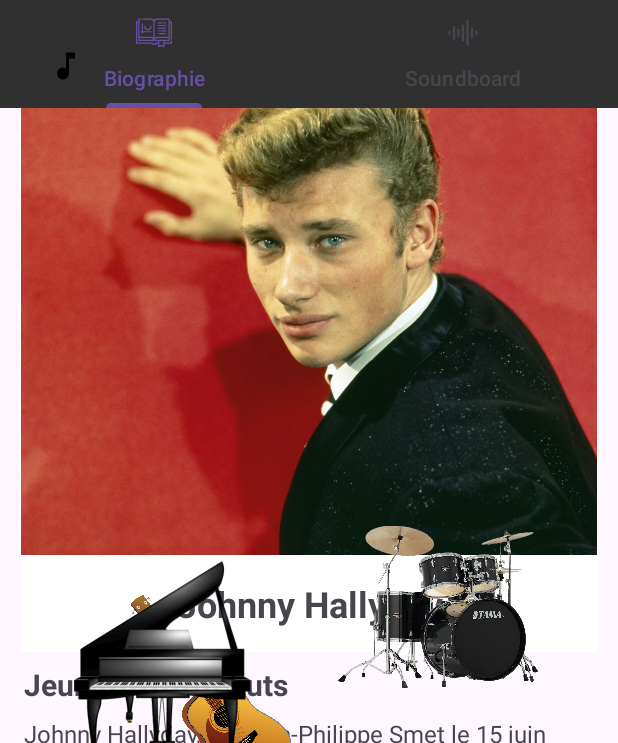
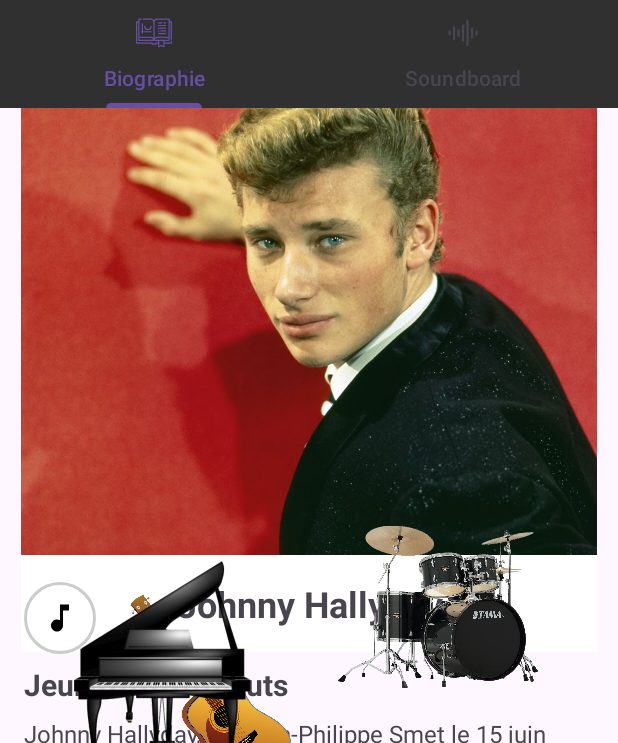
Before and after one commit to rosignol08/android_studio_app, an Android app built with Jetpack Compose: the screen it shows after launch (MainActivity), on a phone screen of 412 x 824 dp. Shown: the top 743 px of the screen. Run offline under Robolectric (Android 15) with nearby library versions, the phone set to English and light mode, and no system bars; pictures from the network do not load.

Commit message:
bouton re reset bien

```diff
--- /dev/null
+++ b/app/src/main/res/drawable/circle_background.xml
@@ -0,0 +1,7 @@
+<shape xmlns:android="http://schemas.android.com/apk/res/android">
+    <solid android:color="#FFFFFF" /> <!-- Couleur blanche -->
+    <corners android:radius="24dp" /> <!-- Rond -->
+    <stroke
+        android:width="2dp"
+        android:color="#CCCCCC" /> <!-- Optionnel : bordure grise -->
+</shape>
--- a/app/src/main/res/layout/activity_main.xml
+++ b/app/src/main/res/layout/activity_main.xml
@@ -53,13 +53,14 @@
         android:visibility="gone" />
     <ImageButton
         android:id="@+id/resetButton"
-        android:layout_width="56dp"
-        android:layout_height="56dp"
+        android:layout_width="48dp"
+        android:layout_height="48dp"
+        android:layout_margin="16dp"
+        android:background="@drawable/circle_background"
         android:src="@drawable/ic_reset"
-        android:background="@android:color/transparent"
-        android:contentDescription="reset_button"
-        android:layout_margin="16dp"
-        android:layout_alignParentBottom="true"
-        android:layout_alignParentStart="true" />
+        android:contentDescription="@string/reset_button"
+        android:layout_gravity="center_vertical|start"
+        android:scaleType="centerInside" />
+
 
 </androidx.coordinatorlayout.widget.CoordinatorLayout>
--- a/app/src/main/res/values/strings.xml
+++ b/app/src/main/res/values/strings.xml
@@ -36,4 +36,5 @@
 
     <!-- Citation mémorable -->
     <string name="johnny_citation">\"Ce n\'est pas la musique qui est dangereuse, c\'est la vie qui est dangereuse.\"</string>
+    <string name="reset_button">bouton de reinitialisation</string>
 </resources>
```
